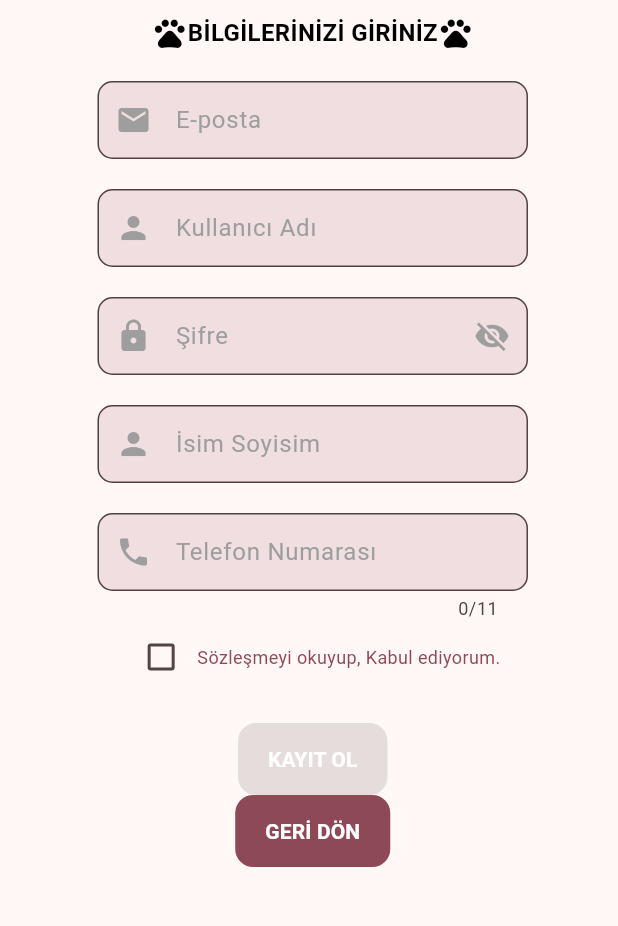
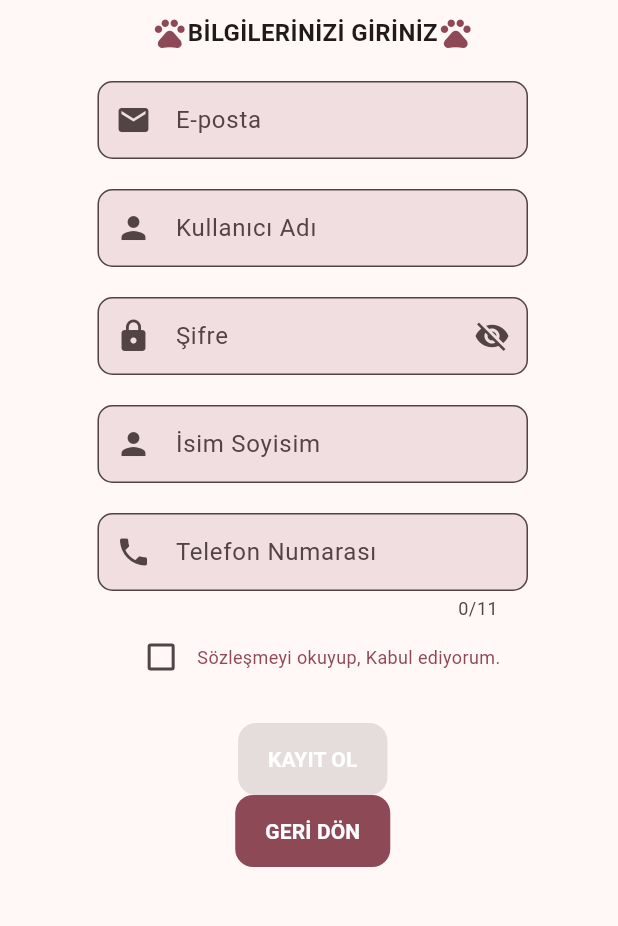
Before and after one commit to kaancetin3141/PetGuardian, a Flutter app: the screen it shows after launch, after a tap on "KAYDOL", on a phone screen of 412 x 824 dp, the part 210-1136 px from its top. Run offline on Flutter 3.47's test engine with Material 3 defaults, Android fonts, the phone set to English and light mode, and no system bars; our stand-ins replace cloud_firestore, firebase_auth, firebase_core, firebase_messaging, firebase_storage, flutter_local_notifications and 7 more; missing offline and left inert: bcrypt; accounts and stored records are empty.

Commit message:
Theme pass: chat, auth and settings pages
Remaining dark-mode breakers replaced with Material 3 color-scheme roles:

- chat_list_page: appbar, search field (text/cursor/hint/icons), error and
  empty and no-results states, list-item name/timestamp texts, unread badge
  (onPrimary), loading skeleton tiles (surfaceContainerHighest), per-type
  preview glyph.
- message_page: appbar back to surface (recipient name readable in light
  mode), error state, empty state, date header dividers+label, received
  bubble fill (surfaceContainerHighest) and its texts (onSurface /
  onSurfaceVariant), read-receipt ticks (onPrimary alpha ramp), location
  card (saturated blue + translucent wash), input bar (surface backdrop,
  surfaceContainerHighest field, onSurfaceVariant icons, onPrimary send).
- login_page/signup_page: brand row icons, focused borders (primary), field
  labels and prefix icons (onSurfaceVariant), password toggle, KAYIT OL /
  GERI DON button texts (onPrimary).
- settings_page: six primary buttons use onPrimary foreground.
- update_pet_information: focused borders and labels, location button
  (hardcoded #EE1C62 fill -> scheme.primary + onPrimary children), dropdown
  item text.
- delete_pet_page/return_pet_page: back-circle icon and action foreground.
- map_screen: search field fill + focus border.

Intentionally kept: white glyphs inside primary-filled circles (account
avatar, back buttons), white badge text on red, box shadows, the loader's
white fill inside the pink paw circle.

Verified: flutter analyze --fatal-infos --fatal-warnings clean, 65/65
tests, flutter build web green.

```diff
--- a/lib/auth/login_page.dart
+++ b/lib/auth/login_page.dart
@@ -219,7 +219,7 @@ class _LoginPageState extends State<LoginPage> {
               Row(
                 mainAxisAlignment: MainAxisAlignment.center,
                 children: [
-                  Icon(Icons.pets, color: Colors.black),
+                  Icon(Icons.pets, color: Theme.of(context).colorScheme.primary),
                   SizedBox(width: 10.0),
                   Text(
                     'PetGuardian',
@@ -230,7 +230,7 @@ class _LoginPageState extends State<LoginPage> {
                     ),
                   ),
                   SizedBox(width: 10.0),
-                  Icon(Icons.pets, color: Colors.black),
+                  Icon(Icons.pets, color: Theme.of(context).colorScheme.primary),
                 ],
               ),
               SizedBox(height: 100.0),
@@ -245,15 +245,15 @@ class _LoginPageState extends State<LoginPage> {
               const SizedBox(height: 20.0),
               TextFormField(
                 decoration: InputDecoration(
-                  focusedBorder: const OutlineInputBorder(
-                    borderSide: BorderSide(color: Colors.black),
+                  focusedBorder: OutlineInputBorder(
+                    borderSide: BorderSide(color: Theme.of(context).colorScheme.primary),
                   ),
                   labelText: 'E-posta',
-                  labelStyle: const TextStyle(color: Colors.grey),
+                  labelStyle: TextStyle(color: Theme.of(context).colorScheme.onSurfaceVariant),
                   border: OutlineInputBorder(
                     borderRadius: BorderRadius.circular(10),
                   ),
-                  prefixIcon: const Icon(Icons.mail, color: Colors.grey),
+                  prefixIcon: Icon(Icons.mail, color: Theme.of(context).colorScheme.onSurfaceVariant),
                 ),
                 validator: (value) {
                   if (value!.isEmpty) {
@@ -269,15 +269,15 @@ class _LoginPageState extends State<LoginPage> {
               TextFormField(
                 obscureText: obscurePassword,
                 decoration: InputDecoration(
-                  focusedBorder: const OutlineInputBorder(
-                    borderSide: BorderSide(color: Colors.black),
+                  focusedBorder: OutlineInputBorder(
+                    borderSide: BorderSide(color: Theme.of(context).colorScheme.primary),
                   ),
                   labelText: 'Şifre',
-                  labelStyle: const TextStyle(color: Colors.grey),
+                  labelStyle: TextStyle(color: Theme.of(context).colorScheme.onSurfaceVariant),
                   border: OutlineInputBorder(
                     borderRadius: BorderRadius.circular(10),
                   ),
-                  prefixIcon: const Icon(Icons.lock, color: Colors.grey),
+                  prefixIcon: Icon(Icons.lock, color: Theme.of(context).colorScheme.onSurfaceVariant),
                   suffixIcon: GestureDetector(
                     onTap: () {
                       setState(() {
@@ -286,7 +286,7 @@ class _LoginPageState extends State<LoginPage> {
                     },
                     child: Icon(
                       obscurePassword ? Icons.visibility_off : Icons.visibility,
-                      color: Colors.grey,
+                      color: Theme.of(context).colorScheme.onSurfaceVariant,
                     ),
                   ),
                 ),
@@ -321,15 +321,15 @@ class _LoginPageState extends State<LoginPage> {
                                     TextFormField(
                                       controller: _emailController,
                                       decoration: InputDecoration(
-                                        focusedBorder: const OutlineInputBorder(
-                                          borderSide: BorderSide(color: Colors.black),
+                                        focusedBorder: OutlineInputBorder(
+                                          borderSide: BorderSide(color: Theme.of(context).colorScheme.primary),
                                         ),
                                         labelText: 'E-posta Adresinizi Girin',
-                                        labelStyle: const TextStyle(color: Colors.grey),
+                                        labelStyle: TextStyle(color: Theme.of(context).colorScheme.onSurfaceVariant),
                                         border: OutlineInputBorder(
                                           borderRadius: BorderRadius.circular(10),
                                         ),
-                                        prefixIcon: const Icon(Icons.mail, color: Colors.grey),
+                                        prefixIcon: Icon(Icons.mail, color: Theme.of(context).colorScheme.onSurfaceVariant),
                                       ),
                                     ),
                                     const SizedBox(height: 10.0),
--- a/lib/auth/signup_page.dart
+++ b/lib/auth/signup_page.dart
@@ -279,19 +279,23 @@ class _SignupPageState extends State<SignupPage> {
                   ],
                 ),
                 const SizedBox(height: 10),
-                const Row(
+                Row(
                   mainAxisAlignment: MainAxisAlignment.center,
                   children: [
-                    Icon(Icons.pets, color: Colors.black),
+                    Icon(
+                        Icons.pets,
+                        color: Theme.of(context).colorScheme.primary),
                     Text(
                       'BİLGİLERİNİZİ GİRİNİZ',
                       style: TextStyle(
                         fontSize: 16,
                         fontWeight: FontWeight.bold,
-                        color: Colors.black,
+                        color: Theme.of(context).colorScheme.onSurface,
                       ),
                     ),
-                    Icon(Icons.pets, color: Colors.black),
+                    Icon(
+                        Icons.pets,
+                        color: Theme.of(context).colorScheme.primary),
                   ],
                 ),
                 const SizedBox(height: 20),
@@ -308,12 +312,12 @@ class _SignupPageState extends State<SignupPage> {
                       email = value!.trim();
                     },
                     decoration: InputDecoration(
-                      focusedBorder: const OutlineInputBorder(
-                        borderSide: BorderSide(color: Colors.black),
+                      focusedBorder: OutlineInputBorder(
+                        borderSide: BorderSide(color: Theme.of(context).colorScheme.primary),
                       ),
                       labelText: 'E-posta',
-                      labelStyle: const TextStyle(color: Colors.grey),
-                      prefixIcon: const Icon(Icons.email, color: Colors.grey),
+                      labelStyle: TextStyle(color: Theme.of(context).colorScheme.onSurfaceVariant),
+                      prefixIcon: Icon(Icons.email, color: Theme.of(context).colorScheme.onSurfaceVariant),
                       border: OutlineInputBorder(
                         borderRadius: BorderRadius.circular(10),
                       ),
@@ -334,12 +338,12 @@ class _SignupPageState extends State<SignupPage> {
                       displayName = value!.trim();
                     },
                     decoration: InputDecoration(
-                      focusedBorder: const OutlineInputBorder(
-                        borderSide: BorderSide(color: Colors.black),
+                      focusedBorder: OutlineInputBorder(
+                        borderSide: BorderSide(color: Theme.of(context).colorScheme.primary),
                       ),
                       labelText: 'Kullanıcı Adı',
-                      labelStyle: const TextStyle(color: Colors.grey),
-                      prefixIcon: const Icon(Icons.person, color: Colors.grey),
+                      labelStyle: TextStyle(color: Theme.of(context).colorScheme.onSurfaceVariant),
+                      prefixIcon: Icon(Icons.person, color: Theme.of(context).colorScheme.onSurfaceVariant),
                       border: OutlineInputBorder(
                         borderRadius: BorderRadius.circular(10),
                       ),
@@ -352,15 +356,15 @@ class _SignupPageState extends State<SignupPage> {
                   child: TextFormField(
                     obscureText: obscurePassword,
                     decoration: InputDecoration(
-                      focusedBorder: const OutlineInputBorder(
-                        borderSide: BorderSide(color: Colors.black),
+                      focusedBorder: OutlineInputBorder(
+                        borderSide: BorderSide(color: Theme.of(context).colorScheme.primary),
                       ),
                       labelText: 'Şifre',
-                      labelStyle: const TextStyle(color: Colors.grey),
+                      labelStyle: TextStyle(color: Theme.of(context).colorScheme.onSurfaceVariant),
                       border: OutlineInputBorder(
                         borderRadius: BorderRadius.circular(10),
                       ),
-                      prefixIcon: const Icon(Icons.lock, color: Colors.grey),
+                      prefixIcon: Icon(Icons.lock, color: Theme.of(context).colorScheme.onSurfaceVariant),
                       suffixIcon: GestureDetector(
                         onTap: () {
                           setState(() {
@@ -369,7 +373,7 @@ class _SignupPageState extends State<SignupPage> {
                         },
                         child: Icon(
                           obscurePassword ? Icons.visibility_off : Icons.visibility,
-                          color: Colors.grey,
+                          color: Theme.of(context).colorScheme.onSurfaceVariant,
                         ),
                       ),
                     ),
@@ -398,12 +402,12 @@ class _SignupPageState extends State<SignupPage> {
                       fullName = value!.trim();
                     },
                     decoration: InputDecoration(
-                      focusedBorder: const OutlineInputBorder(
-                        borderSide: BorderSide(color: Colors.black),
+                      focusedBorder: OutlineInputBorder(
+                        borderSide: BorderSide(color: Theme.of(context).colorScheme.primary),
                       ),
                       labelText: 'İsim Soyisim',
-                      labelStyle: const TextStyle(color: Colors.grey),
-                      prefixIcon: const Icon(Icons.person, color: Colors.grey),
+                      labelStyle: TextStyle(color: Theme.of(context).colorScheme.onSurfaceVariant),
+                      prefixIcon: Icon(Icons.person, color: Theme.of(context).colorScheme.onSurfaceVariant),
                       border: OutlineInputBorder(
                         borderRadius: BorderRadius.circular(10),
                       ),
@@ -427,12 +431,12 @@ class _SignupPageState extends State<SignupPage> {
                       phoneNumber = value!.trim();
                     },
                     decoration: InputDecoration(
-                      focusedBorder: const OutlineInputBorder(
-                        borderSide: BorderSide(color: Colors.black),
+                      focusedBorder: OutlineInputBorder(
+                        borderSide: BorderSide(color: Theme.of(context).colorScheme.primary),
                       ),
                       labelText: 'Telefon Numarası',
-                      labelStyle: const TextStyle(color: Colors.grey),
-                      prefixIcon: const Icon(Icons.phone, color: Colors.grey),
+                      labelStyle: TextStyle(color: Theme.of(context).colorScheme.onSurfaceVariant),
+                      prefixIcon: Icon(Icons.phone, color: Theme.of(context).colorScheme.onSurfaceVariant),
                       border: OutlineInputBorder(
                         borderRadius: BorderRadius.circular(10),
                       ),
@@ -466,11 +470,11 @@ class _SignupPageState extends State<SignupPage> {
                         shadowColor: Theme.of(context).colorScheme.primary,
                         backgroundColor: Theme.of(context).colorScheme.primary,
                       ),
-                      child: const Text(
+                      child: Text(
                         'KAYIT OL',
                         style: TextStyle(
                           fontWeight: FontWeight.bold,
-                          color: Colors.white,
+                          color: Theme.of(context).colorScheme.onPrimary,
                         ),
                       ),
                     ),
@@ -497,11 +501,11 @@ class _SignupPageState extends State<SignupPage> {
                       MaterialPageRoute(builder: (context) => const LoginPage()),
                     );
                   },
-                  child: const Text(
+                  child: Text(
                     'GERİ DÖN',
                     style: TextStyle(
                       fontWeight: FontWeight.bold,
-                      color: Colors.white,
+                      color: Theme.of(context).colorScheme.onPrimary,
                     ),
                   ),
                 ),
--- a/lib/settings/delete_pet_page.dart
+++ b/lib/settings/delete_pet_page.dart
@@ -67,7 +67,7 @@ class _DeletePetPageState extends State<DeletePetPage> {
           ),
           child: IconButton(
             icon: const Icon(Icons.arrow_back),
-            color: Colors.white,
+            color: Theme.of(context).colorScheme.onPrimary,
             onPressed: () {
               Navigator.of(context).pop();
             },
@@ -132,7 +132,7 @@ class _DeletePetPageState extends State<DeletePetPage> {
               );
             },
             style: ElevatedButton.styleFrom(
-              foregroundColor: Colors.white,
+              foregroundColor: Theme.of(context).colorScheme.onPrimary,
               backgroundColor: Theme.of(context).colorScheme.primary,
             ),
             child: const Text('Silinen Hayvanlar'),
--- a/lib/settings/map_screen.dart
+++ b/lib/settings/map_screen.dart
@@ -88,11 +88,12 @@ class _MapScreenState extends State<MapScreen> {
               controller: _searchController,
               decoration: InputDecoration(
                 focusedBorder: OutlineInputBorder(
-                    borderSide: const BorderSide(color: Colors.black),
+                    borderSide:
+                        BorderSide(color: Theme.of(context).colorScheme.primary),
                     borderRadius: BorderRadius.circular(20)),
                 hintText: 'Adres Ara',
                 filled: true,
-                fillColor: Colors.white,
+                fillColor: Theme.of(context).colorScheme.surfaceContainerHighest,
                 border:
                     OutlineInputBorder(borderRadius: BorderRadius.circular(30)),
                 contentPadding: const EdgeInsets.symmetric(vertical: 10),
--- a/lib/settings/return_pet_page.dart
+++ b/lib/settings/return_pet_page.dart
@@ -61,7 +61,7 @@ class _ReturnPetPageState extends State<ReturnPetPage> {
           ),
           child: IconButton(
             icon: const Icon(Icons.arrow_back),
-            color: Colors.white,
+            color: Theme.of(context).colorScheme.onPrimary,
             onPressed: () {
               Navigator.of(context).pop();
             },
```
Also changed, not shown: lib/pages/messages/chat_list_page.dart (+39 -28 lines), lib/pages/messages/message_page.dart (+62 -26 lines), lib/settings/settings_page.dart (+6 -6 lines), lib/settings/update_pet_information.dart (+9 -10 lines).
